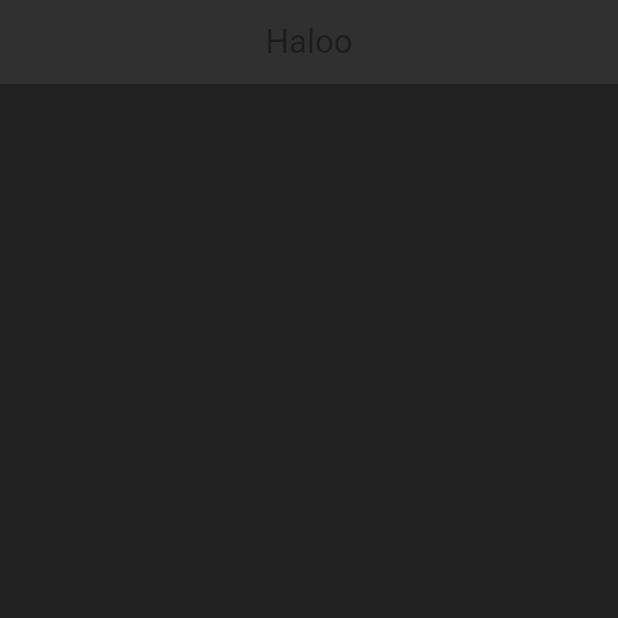
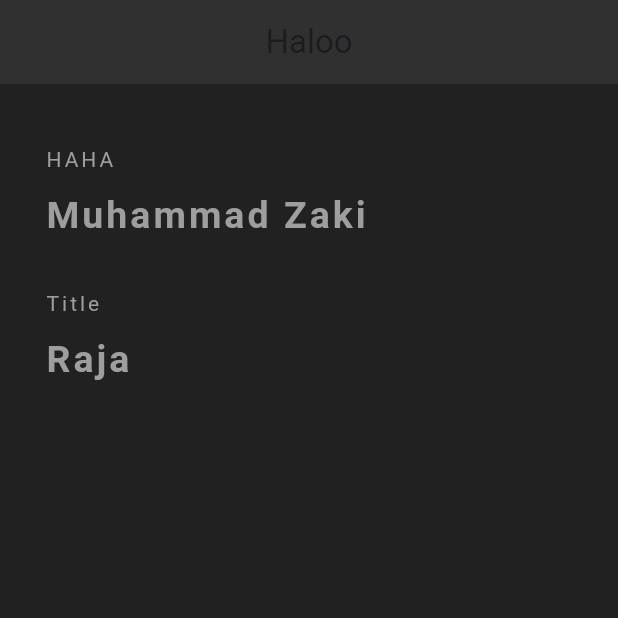
Before and after one commit to UserHan9/MobileApp, a Flutter app: the screen it shows after launch, on a phone screen of 412 x 824 dp, the top half of it. Run offline on Flutter 3.47's test engine with Material 3 defaults, Android fonts, the phone set to English and light mode, and no system bars.

Commit message:
fetch:profile_name

```diff
--- a/lib/main.dart
+++ b/lib/main.dart
@@ -19,6 +19,53 @@ class FirstCard extends StatelessWidget {
         backgroundColor: Colors.grey[850],
         elevation: 0.0,
       ),
+      body: const Padding(padding: EdgeInsets.fromLTRB(30.0, 40.0,30.0, 0.0),
+        child: Column(
+          crossAxisAlignment: CrossAxisAlignment.start,
+          children: <Widget> [
+            Text("HAHA",
+            style: TextStyle(
+              color: Colors.grey,
+              letterSpacing: 2.0,
+              ),
+            ),
+
+          SizedBox(height: 10.0,),
+
+            Text("Muhammad Zaki",
+            style: TextStyle(
+              color: Colors.grey,
+              letterSpacing: 2.0,
+              fontSize: 25.0,
+              fontWeight: FontWeight.bold
+              ),
+            ),
+
+          SizedBox(height: 30.0,),
+
+            Text("Title",
+            style: TextStyle(
+              color: Colors.grey,
+              letterSpacing: 2.0
+              ),
+            ),
+
+          SizedBox(height: 10.0,),
+
+            Text("Raja",
+            style: TextStyle(
+              color: Colors.grey,
+              letterSpacing: 2.0,
+              fontSize: 25.0,
+              fontWeight: FontWeight.bold,
+              ),
+            ),
+
+          SizedBox(height: 30.0,)
+
+          ],
+        ),
+      ),
     );
   }
 }
```
